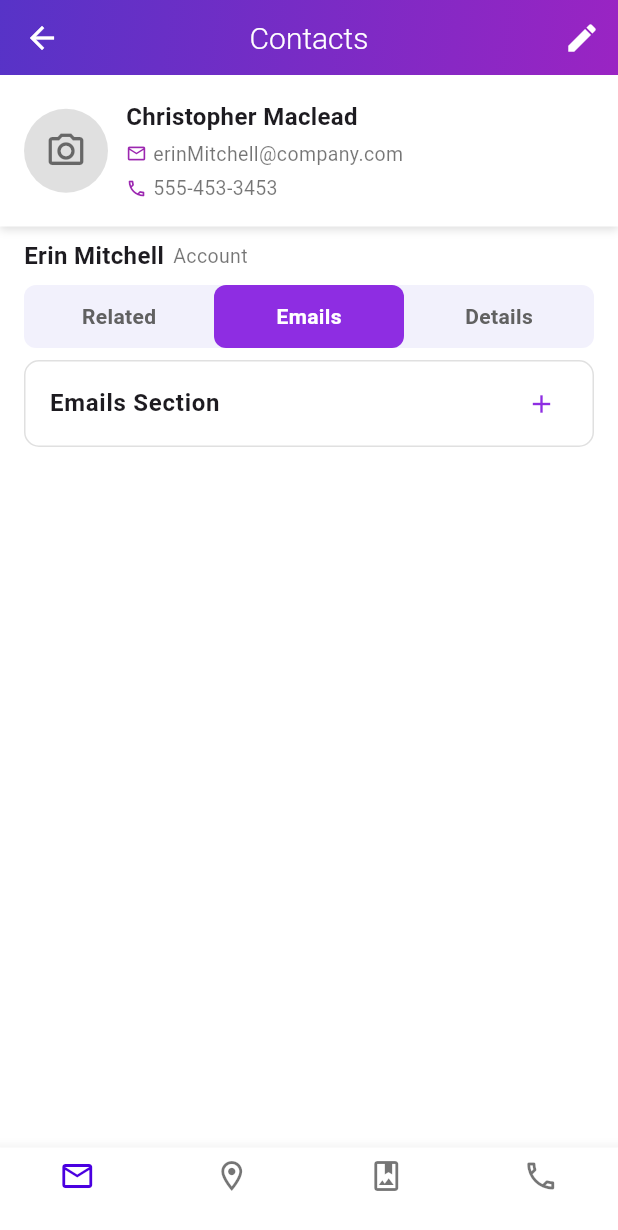
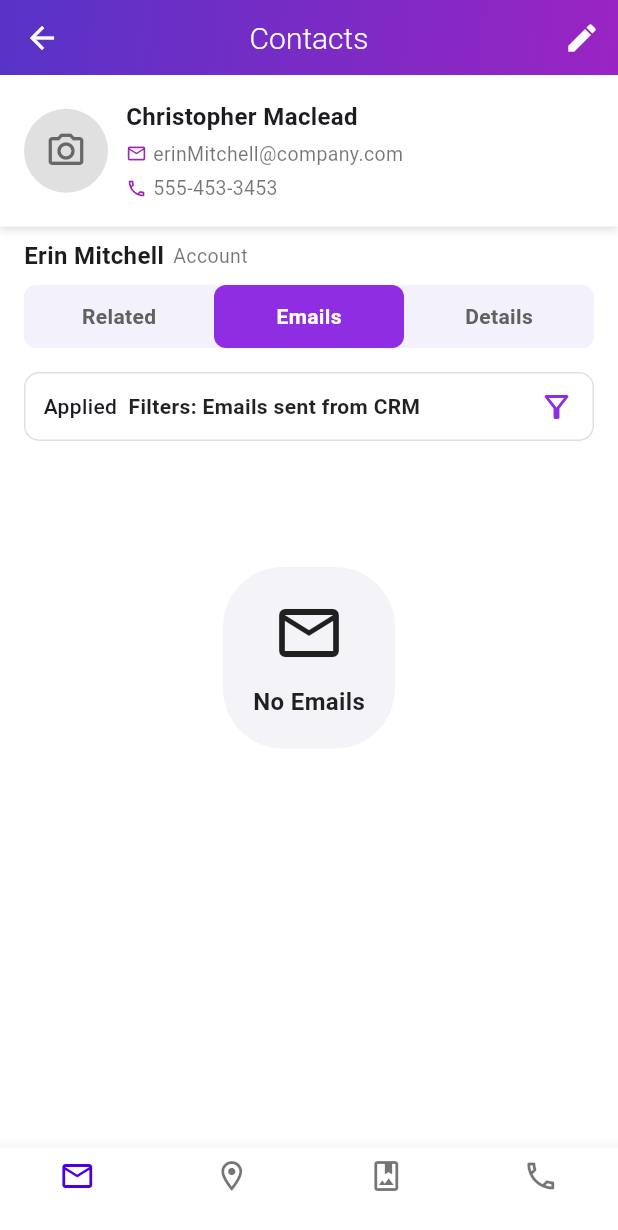
Before and after one commit to KMG-ORG/flutter-crm-mobile, a Flutter app: the ContactDetailsPage screen opened directly, after a tap on "Emails", on a phone screen of 412 x 824 dp. Shown: the top 1230 px of the screen. Run offline on Flutter 3.47's test engine with Material 3 defaults, Android fonts, the phone set to English and light mode, and no system bars; our stand-ins replace flutter_dotenv, flutter_secure_storage, flutter_speed_dial; accounts and stored records are empty.

Commit message:
changes for contact view

```diff
--- a/lib/screens/contacts/contact_view_page.dart
+++ b/lib/screens/contacts/contact_view_page.dart
@@ -170,7 +170,7 @@ class _ContactDetailsPageState extends State<ContactDetailsPage> {
                   _buildExpandableTile("Campaigns", false),
                   _buildExpandableTile("Timeline", false),
                 ] else if (selectedTabIndex == 1) ...[
-                  _buildExpandableTile("Emails Section", false),
+                  _buildEmailTabSection(),
                 ] else if (selectedTabIndex == 2) ...[
                   _buildContactInfoSection(),
                 ],
@@ -281,6 +281,73 @@ class _ContactDetailsPageState extends State<ContactDetailsPage> {
     );
   }
 
+  // --- EMAIL TAB SECTION ---
+  Widget _buildEmailTabSection() {
+    return Column(
+      children: [
+        // Filter Header Card
+        Container(
+          margin: const EdgeInsets.only(top: 8, bottom: 24),
+          padding: const EdgeInsets.symmetric(horizontal: 12, vertical: 10),
+          decoration: BoxDecoration(
+            border: Border.all(color: Colors.grey.shade300),
+            borderRadius: BorderRadius.circular(10),
+            color: Colors.white,
+          ),
+          child: Row(
+            mainAxisAlignment: MainAxisAlignment.spaceBetween,
+            children: const [
+              Expanded(
+                child: Text.rich(
+                  TextSpan(
+                    text: "Applied  ",
+                    style: TextStyle(fontWeight: FontWeight.w500),
+                    children: [
+                      TextSpan(
+                        text: "Filters: Emails sent from CRM",
+                        style: TextStyle(
+                          fontWeight: FontWeight.bold,
+                          color: Colors.black87,
+                        ),
+                      ),
+                    ],
+                  ),
+                ),
+              ),
+              Icon(Icons.filter_alt_outlined, color: Color(0xFF8E2DE2)),
+            ],
+          ),
+        ),
+
+        // No Emails Placeholder
+        const SizedBox(height: 60),
+        Center(
+          child: Container(
+            padding: const EdgeInsets.all(20),
+            decoration: BoxDecoration(
+              color: const Color(0xFFF4F3F8),
+              borderRadius: BorderRadius.circular(40),
+            ),
+            child: Column(
+              children: const [
+                Icon(Icons.mail_outline, size: 48, color: Colors.black87),
+                SizedBox(height: 10),
+                Text(
+                  "No Emails",
+                  style: TextStyle(
+                    fontWeight: FontWeight.w600,
+                    fontSize: 16,
+                    color: Colors.black87,
+                  ),
+                ),
+              ],
+            ),
+          ),
+        ),
+      ],
+    );
+  }
+
   Widget _buildInfoRow(String label, String value) {
     return Padding(
       padding: const EdgeInsets.symmetric(vertical: 6),
```
